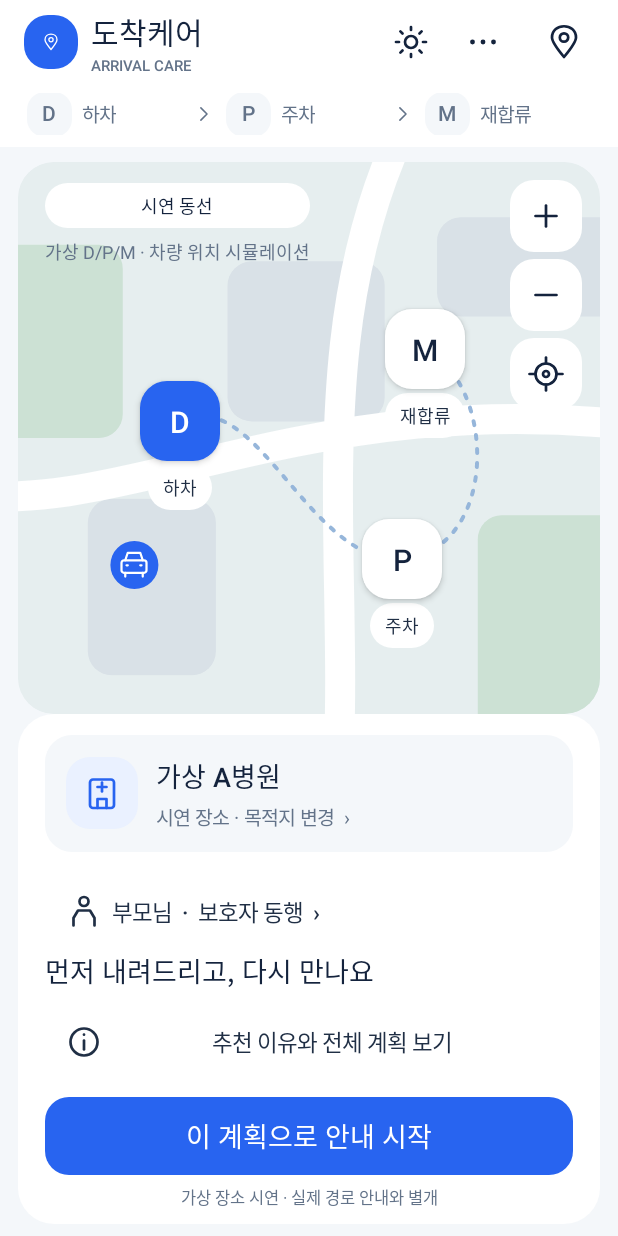
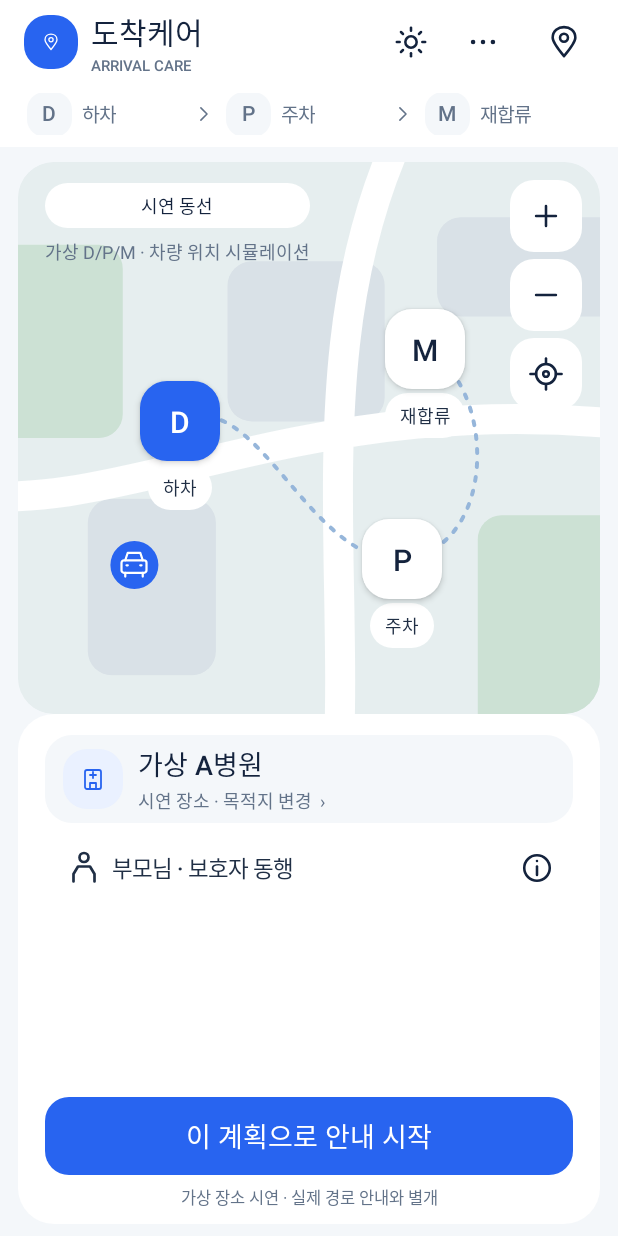
Before and after one commit to junyong290/arrival-care-mvp, an Android app: the screen it shows after launch (MainActivity), on a phone screen of 412 x 824 dp. Run offline under Robolectric (Android 15) with nearby library versions, the phone set to English and light mode, and no system bars; 5 statements that could not run were skipped.

Commit message:
Fit portrait planning cards and render compact map controls reliably

```diff
--- a/app/src/main/java/ai/arrivalcare/app/MainActivity.kt
+++ b/app/src/main/java/ai/arrivalcare/app/MainActivity.kt
@@ -185,6 +185,28 @@ class MainActivity:Activity(){
     private fun recommendation()=ArrivalRecommendationEngine.recommend(journey.state.conditions,accessibilityAvailable)
     private fun setup(){
         val c=journey.state.conditions;val v=VenueRepository.get(c.facilityId);val r=recommendation()
+        val wide=ResponsivePolicy.sideBySide(resources.configuration.screenWidthDp-24,resources.configuration.screenHeightDp-100)
+        if(!wide){
+            val destination=ui.row().apply{
+                background=android.graphics.drawable.RippleDrawable(android.content.res.ColorStateList.valueOf(Palette.blueSoft),ui.shape(Palette.paper,18),null)
+                setPadding(ui.dp(12),ui.dp(6),ui.dp(12),ui.dp(6));minimumHeight=ui.dp(52)
+                contentDescription="목적지 변경";setOnClickListener{showVenues()}
+            }
+            destination.addView(ui.iconTile(if(c.facilityId=="mall")"mall" else "hospital",size=40))
+            val text=ui.column();ui.label(text,v.name,18,Palette.navy,true,2)
+            ui.label(text,if(!r.canStart)r.title else "시연 장소 · 목적지 변경  ›",12,if(r.canStart)Palette.muted else Palette.amber,false,0).apply{maxLines=1;ellipsize=android.text.TextUtils.TruncateAt.END}
+            destination.addView(text,LinearLayout.LayoutParams(0,-2,1f).apply{leftMargin=ui.dp(10)})
+            content.addView(destination,LinearLayout.LayoutParams(-1,-2).apply{bottomMargin=ui.dp(6)})
+            val row=ui.row()
+            val companion=ui.button(c.passengers.joinToString(" · "){it.label}+" · "+if(c.caregiver)"보호자 동행" else "함께 이동",icon="person"){showConditions()}.apply{
+                contentDescription="동행 조건 변경";maxLines=1;ellipsize=android.text.TextUtils.TruncateAt.END;minHeight=ui.dp(48);minimumHeight=ui.dp(48);gravity=Gravity.START or Gravity.CENTER_VERTICAL
+            }
+            row.addView(companion,LinearLayout.LayoutParams(0,ui.dp(48),1f))
+            row.addView(ui.iconButton(if(r.canStart)"추천 이유와 전체 계획 보기" else "확인이 필요한 정보 보기","info"){showPlan()},LinearLayout.LayoutParams(ui.dp(48),ui.dp(48)))
+            content.addView(row,LinearLayout.LayoutParams(-1,ui.dp(48)))
+            primary(if(r.canStart)"이 계획으로 안내 시작" else "도착 계획 보류",r.canStart,note=if(v.simulated)"가상 장소 시연 · 실제 경로 안내와 별개" else "실제 승하차·접근성 정보 확인 필요"){recommendation().plan?.let{journey.begin(it,true)}}
+            return
+        }
         val destination=ui.card(content,if(c.facilityId=="mall")"mall" else "hospital",v.name,if(v.simulated)"시연 장소 · 목적지 변경  ›" else v.address+"  ›")
         destination.contentDescription="목적지 변경";destination.isClickable=true;destination.setOnClickListener{showVenues()}
         content.addView(ui.button(c.passengers.joinToString(" · "){it.label}+"  ·  "+if(c.caregiver)"보호자 동행  ›" else "함께 이동  ›",icon="person"){showConditions()}.apply{contentDescription="동행 조건 변경";gravity=Gravity.START or Gravity.CENTER_VERTICAL},LinearLayout.LayoutParams(-1,-2))
--- a/app/src/main/java/ai/arrivalcare/app/maps/MapPanel.kt
+++ b/app/src/main/java/ai/arrivalcare/app/maps/MapPanel.kt
@@ -104,6 +104,13 @@ class MapPanel(context:Context,private val onPoint:(Waypoint?)->Unit,private val
         updateCaption()
     }
     fun vehicle(point:GeoPoint?){if(!scene.venue.simulated)renderer?.setVehicle(point)}
+    override fun onSizeChanged(w:Int,h:Int,oldw:Int,oldh:Int){
+        super.onSizeChanged(w,h,oldw,oldh)
+        // Compact safety-confirmation panes keep their markers, without clipped map controls.
+        controls.visibility=if(h<ui.dp(180))GONE else VISIBLE
+        caption.visibility=if(h<ui.dp(180))GONE else VISIBLE
+        badge.visibility=if(h<ui.dp(100))GONE else VISIBLE
+    }
     fun resume(){foreground=true;renderer?.resume();if(renderer!=null&&!realMapReady){handler.removeCallbacks(timeout);handler.postDelayed(timeout,15000)}}
     fun pause(){foreground=false;handler.removeCallbacks(timeout);renderer?.pause()}
     fun close(){disposed=true;epoch++;handler.removeCallbacksAndMessages(null);renderer?.close();renderer=null}
@@ -145,7 +152,15 @@ private class CareMap(context:Context,private val click:(Waypoint?)->Unit):Frame
         backgroundView.layout(0,0,width,height)
         val compact=height<ui.dp(235)
         val points=if(compact)listOf(.24f to .60f,.49f to .74f,.72f to .52f)else listOf(.28f to .47f,.66f to .72f,.70f to .34f)
-        pins.entries.forEachIndexed{i,(p,v)->val size=ui.dp(54);val x=(width*(.5f+(points[i].first-.5f)*zoom)).toInt().coerceIn(size/2,width-size/2);val y=(height*(.5f+(points[i].second-.5f)*zoom)).toInt().coerceIn(minOf(ui.dp(65),height/2),maxOf(height/2,height-ui.dp(45)));v.layout(x-size/2,y-size/2,x+size/2,y+size/2);val label=labels.getValue(p);label.layout(x-label.measuredWidth/2,y+size/2+ui.dp(3),x+label.measuredWidth/2,y+size/2+ui.dp(3)+label.measuredHeight)}
+        pins.entries.forEachIndexed{i,(p,v)->
+            val size=ui.dp(54);val x=(width*(.5f+(points[i].first-.5f)*zoom)).toInt().coerceIn(size/2,width-size/2)
+            val minY=minOf(ui.dp(70),maxOf(size/2,height-size/2))
+            val maxY=maxOf(minY,height-ui.dp(if(height<ui.dp(160))30 else 55))
+            val y=(height*(.5f+(points[i].second-.5f)*zoom)).toInt().coerceIn(minY,maxY)
+            v.layout(x-size/2,y-size/2,x+size/2,y+size/2)
+            val label=labels.getValue(p);label.visibility=if(scene.venue.simulated&&height>=ui.dp(160))VISIBLE else GONE
+            label.layout(x-label.measuredWidth/2,y+size/2+ui.dp(3),x+label.measuredWidth/2,y+size/2+ui.dp(3)+label.measuredHeight)
+        }
         hospital.layout(width/2-ui.dp(40),height/2-ui.dp(28),width/2+ui.dp(40),height/2+ui.dp(28))
     }
 }
--- a/app/src/main/java/ai/arrivalcare/app/ui/Ui.kt
+++ b/app/src/main/java/ai/arrivalcare/app/ui/Ui.kt
@@ -66,8 +66,15 @@ class Ui(val context:Context) {
             };false
         }
     }
-    fun iconButton(name:String,icon:String,action:()->Unit)=ImageButton(context).apply{
-        contentDescription=name;tooltipText=name;setImageDrawable(IconDrawable(context,icon,Palette.navy))
+    fun iconButton(name:String,icon:String,action:()->Unit)=object:ImageButton(context){
+        private val glyph=IconDrawable(context,icon,Palette.navy)
+        override fun onDraw(canvas:Canvas){
+            super.onDraw(canvas)
+            glyph.setBounds(paddingLeft,paddingTop,width-paddingRight,height-paddingBottom)
+            glyph.draw(canvas)
+        }
+    }.apply{
+        contentDescription=name;tooltipText=name
         background=RippleDrawable(ColorStateList.valueOf(Palette.blueSoft),shape(Palette.surface,16),null)
         setPadding(dp(13),dp(13),dp(13),dp(13));setOnClickListener{action()}
     }
```
Also changed, not shown: 2 other files.
